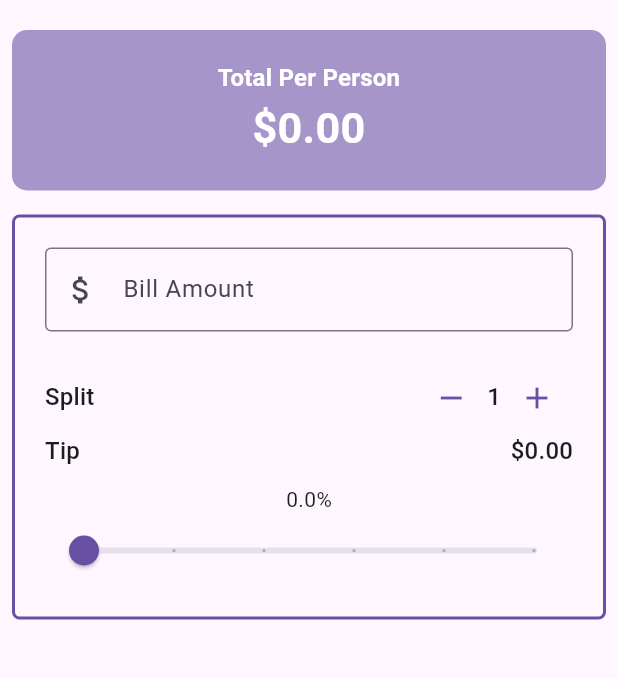
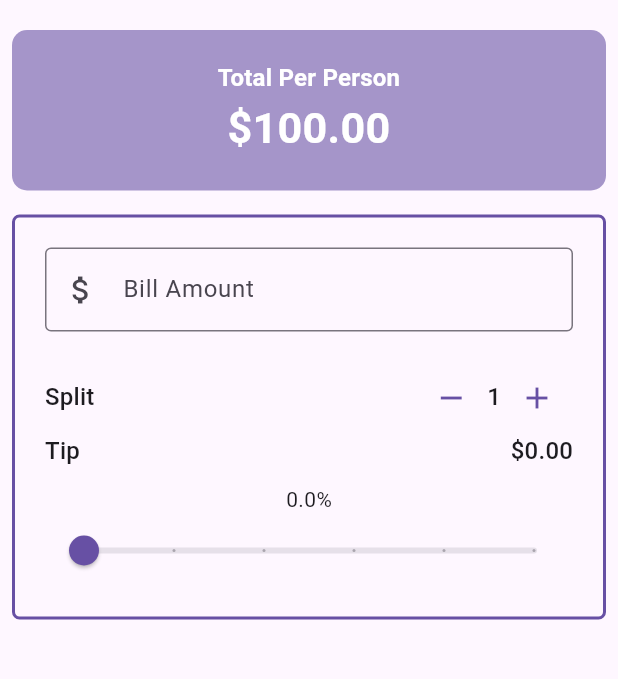
Before and after one commit to pdichone/flutter-utip-calculator, a Flutter app: the screen it shows after launch, on a phone screen of 412 x 824 dp, the part 66-745 px from its top. Run offline on Flutter 3.47's test engine with Material 3 defaults, Android fonts, the phone set to English and light mode, and no system bars; missing offline and left inert: dart:js_interop.

Commit message:
Refactor code

```diff
--- a/lib/main.dart
+++ b/lib/main.dart
@@ -1,4 +1,10 @@
+import 'dart:js_interop';
+
 import 'package:flutter/material.dart';
+import 'package:utip/widgets/bill_amount_field.dart';
+import 'package:utip/widgets/person_counter.dart';
+import 'package:utip/widgets/tip_slider.dart';
+import 'package:utip/widgets/total_per_person.dart';
 
 void main() {
   runApp(const MyApp());
@@ -84,37 +90,13 @@ class _UTipState extends State<UTip> {
           mainAxisAlignment: MainAxisAlignment.start,
           crossAxisAlignment: CrossAxisAlignment.stretch,
           children: [
-            //total per person display
-            Padding(
-              padding: const EdgeInsets.all(8.0),
-              child: Container(
-                padding: const EdgeInsets.all(20),
-                decoration: BoxDecoration(
-                  color: theme.colorScheme.primary.withAlpha(150),
-                  // color: Colors.purple.shade100,
-                  borderRadius: BorderRadius.circular(10),
-                ),
-                //TODO:  ==== REFACTOR: at the end of the video, refactor this into its own widget!
-                // === Use VScode refactor shortcut - cmd + . refactor into its own widget ===
-                child: Column(
-                  children: [
-                    Text(
-                      'Total Per Person',
-                      textAlign: TextAlign.center,
+            //total per person display = Refactored!
+            TotalPerPerson(
+              theme: theme,
               style: style,
-                    ),
-                    Text(
-                      '\$${(_billTotal * _tipPercentage).toStringAsFixed(2)}',
-                      textAlign: TextAlign.center,
-                      style: style.copyWith(
-                        color: theme.colorScheme.onPrimary,
-                        fontSize: theme.textTheme.displaySmall!.fontSize! * 0.8,
-                      ),
-                    ) //theme.textTheme.titleMedium,
-                  ],
-                ),
-                // === refactor into its own widget ===
-              ),
+              billTotal: _billTotal,
+              tipPercentage: _tipPercentage,
+              personCount: _personCount,
             ),
             Padding(
               padding: const EdgeInsets.all(8.0),
@@ -131,14 +113,8 @@ class _UTipState extends State<UTip> {
                 child: Column(
                   mainAxisAlignment: MainAxisAlignment.center,
                   children: [
-                    TextField(
-                      decoration: const InputDecoration(
-                        border: OutlineInputBorder(),
-                        prefixIcon: Icon(Icons.attach_money),
-                        labelText: 'Bill Amount',
-                      ),
-                      // keyboardAppearance: Brightness.dark,
-                      keyboardType: TextInputType.number,
+                    BillAmountField(
+                        billTotal: _billTotal.toString(),
                         onChanged: (value) {
                           try {
                             setState(() {
@@ -147,54 +123,27 @@ class _UTipState extends State<UTip> {
                           } catch (e) {
                             // handle error for invalid input
                           }
-                      },
-                    ),
+                        }),
                     const SizedBox(
                       height: 20,
                     ),
 
-                    // Split Section
-                    Row(
-                      mainAxisAlignment: MainAxisAlignment.spaceBetween,
-                      children: [
-                        Text(
-                          'Split',
-                          style: theme.textTheme.titleMedium,
-                        ),
-                        Row(
-                          children: [
-                            IconButton(
-                              onPressed: () {
+                    // Split Section == Refactored
+                    PersonSplit(
+                      theme: theme,
+                      personCount: _personCount,
+                      onDecrement: () {
                         setState(() {
                           if (_personCount > 1) {
                             _personCount--;
                           }
                         });
                       },
-                              icon: Icon(
-                                Icons.remove,
-                                color: theme.colorScheme.primary,
+                      onIncrement: () => setState(() {
+                        _personCount++;
+                      }),
                     ),
-                            ),
-                            Text(
-                              '$_personCount',
-                              style: theme.textTheme.titleMedium,
-                            ),
-                            IconButton(
-                              onPressed: () {
-                                setState(() {
-                                  _personCount++;
-                                });
-                              },
-                              icon: Icon(
-                                Icons.add,
-                                color: theme.colorScheme.primary,
-                              ),
-                            ),
-                          ],
-                        ),
-                      ],
-                    ),
+
                     // Tip Section
                     Row(
                       mainAxisAlignment: MainAxisAlignment.spaceBetween,
@@ -214,18 +163,14 @@ class _UTipState extends State<UTip> {
                     ),
                     // Slider
                     Text('${_tipPercentage * 100}%'),
-                    Slider(
-                      value: _tipPercentage,
+                    // === Refactored ===
+                    TipSlider(
+                        tipPercentage: _tipPercentage,
                         onChanged: (value) {
                           setState(() {
                             _tipPercentage = value;
                           });
-                      },
-                      min: 0,
-                      max: 0.5,
-                      divisions: 5,
-                      label: '${(_tipPercentage * 100).round()}%',
-                    ),
+                        }),
                   ],
                 ),
               ),
--- /dev/null
+++ b/lib/widgets/bill_amount_field.dart
@@ -0,0 +1,28 @@
+import 'package:flutter/material.dart';
+
+class BillAmountField extends StatelessWidget {
+  const BillAmountField({
+    Key? key,
+    required this.billTotal,
+    required this.onChanged,
+  }) : super(key: key);
+
+  final String billTotal;
+  final ValueChanged<String> onChanged;
+
+  @override
+  Widget build(BuildContext context) {
+    return TextField(
+      decoration: const InputDecoration(
+        border: OutlineInputBorder(),
+        prefixIcon: Icon(Icons.attach_money),
+        labelText: 'Bill Amount',
+      ),
+      // keyboardAppearance: Brightness.dark,
+      keyboardType: TextInputType.number,
+      onChanged: (String value) {
+        onChanged(value);
+      },
+    );
+  }
+}
--- /dev/null
+++ b/lib/widgets/person_counter.dart
@@ -0,0 +1,53 @@
+import 'package:flutter/material.dart';
+
+class PersonSplit extends StatelessWidget {
+  const PersonSplit({
+    super.key,
+    required this.theme,
+    required int personCount,
+    required this.onIncrement,
+    required this.onDecrement,
+  }) : _personCount = personCount;
+
+  final ThemeData theme;
+  final int _personCount;
+
+  //add these manually
+  final VoidCallback? onIncrement;
+  final VoidCallback? onDecrement;
+
+  @override
+  Widget build(BuildContext context) {
+    return Row(
+      mainAxisAlignment: MainAxisAlignment.spaceBetween,
+      children: [
+        Text(
+          'Split',
+          style: theme.textTheme.titleMedium,
+        ),
+        Row(
+          children: [
+            IconButton(
+              onPressed: onDecrement,
+              icon: Icon(
+                Icons.remove,
+                color: theme.colorScheme.primary,
+              ),
+            ),
+            Text(
+              '$_personCount',
+              style: theme.textTheme.titleMedium,
+            ),
+            IconButton(
+              onPressed: onIncrement,
+              icon: Icon(
+                Icons.add,
+                color: theme.colorScheme.primary,
+              ),
+            ),
+          ],
+        ),
+      ],
+    );
+  }
+}
--- /dev/null
+++ b/lib/widgets/tip_slider.dart
@@ -0,0 +1,24 @@
+import 'package:flutter/material.dart';
+
+class TipSlider extends StatelessWidget {
+  final ValueChanged<double> onChanged;
+  final double tipPercentage;
+
+  const TipSlider({
+    Key? key,
+    required this.onChanged,
+    required this.tipPercentage,
+  }) : super(key: key);
+
+  @override
+  Widget build(BuildContext context) {
+    return Slider(
+      value: tipPercentage,
+      onChanged: onChanged,
+      min: 0,
+      max: 0.5,
+      divisions: 5,
+      label: '${(tipPercentage * 100).round()}%',
+    );
+  }
+}
--- /dev/null
+++ b/lib/widgets/total_per_person.dart
@@ -0,0 +1,62 @@
+import 'package:flutter/material.dart';
+
+class TotalPerPerson extends StatelessWidget {
+  const TotalPerPerson({
+    super.key,
+    required this.theme,
+    required this.style,
+    required double billTotal,
+    required double tipPercentage,
+    required int personCount,
+  })  : _billTotal = billTotal,
+        _tipPercentage = tipPercentage,
+        _personCount = personCount;
+
+  final ThemeData theme;
+  final TextStyle style;
+  final double _billTotal;
+  final double _tipPercentage;
+  final int _personCount;
+
+  @override
+  Widget build(BuildContext context) {
+    print(_billTotal);
+    print(_personCount);
+    print(_tipPercentage);
+    double total =
+        ((_billTotal * _tipPercentage) + (_billTotal)) / _personCount;
+
+    print("total-->$total");
+    return Padding(
+      padding: const EdgeInsets.all(8.0),
+      child: Container(
+        padding: const EdgeInsets.all(20),
+        decoration: BoxDecoration(
+          color: theme.colorScheme.primary.withAlpha(150),
+          // color: Colors.purple.shade100,
+          borderRadius: BorderRadius.circular(10),
+        ),
+        //TODO:  ==== REFACTOR: at the end of the video, refactor this into its own widget!
+        // === Use VScode refactor shortcut - cmd + . refactor into its own widget ===
+        child: Column(
+          children: [
+            Text(
+              'Total Per Person',
+              textAlign: TextAlign.center,
+              style: style,
+            ),
+            Text(
+              '\$${((_billTotal * _tipPercentage + (_billTotal)) / _personCount).toStringAsFixed(2)}',
+              textAlign: TextAlign.center,
+              style: style.copyWith(
+                color: theme.colorScheme.onPrimary,
+                fontSize: theme.textTheme.displaySmall!.fontSize! * 0.8,
+              ),
+            ) //theme.textTheme.titleMedium,
+          ],
+        ),
+        // === refactor into its own widget ===
+      ),
+    );
+  }
+}
```
Lines whose indentation alone changed are shown as unchanged.
